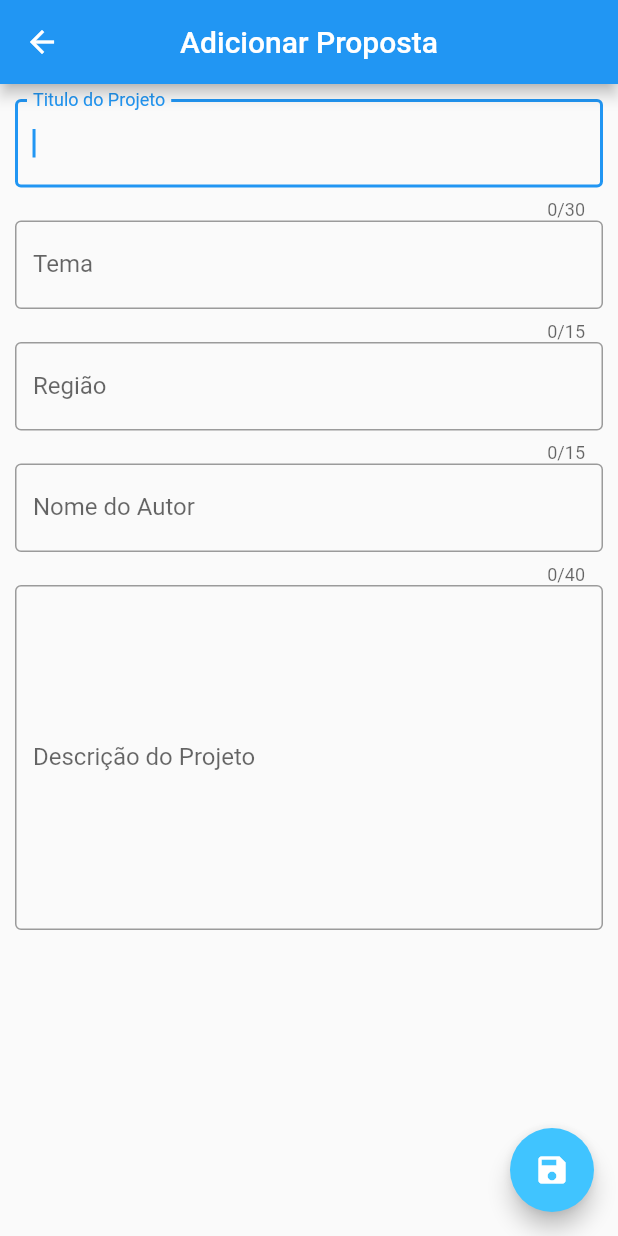
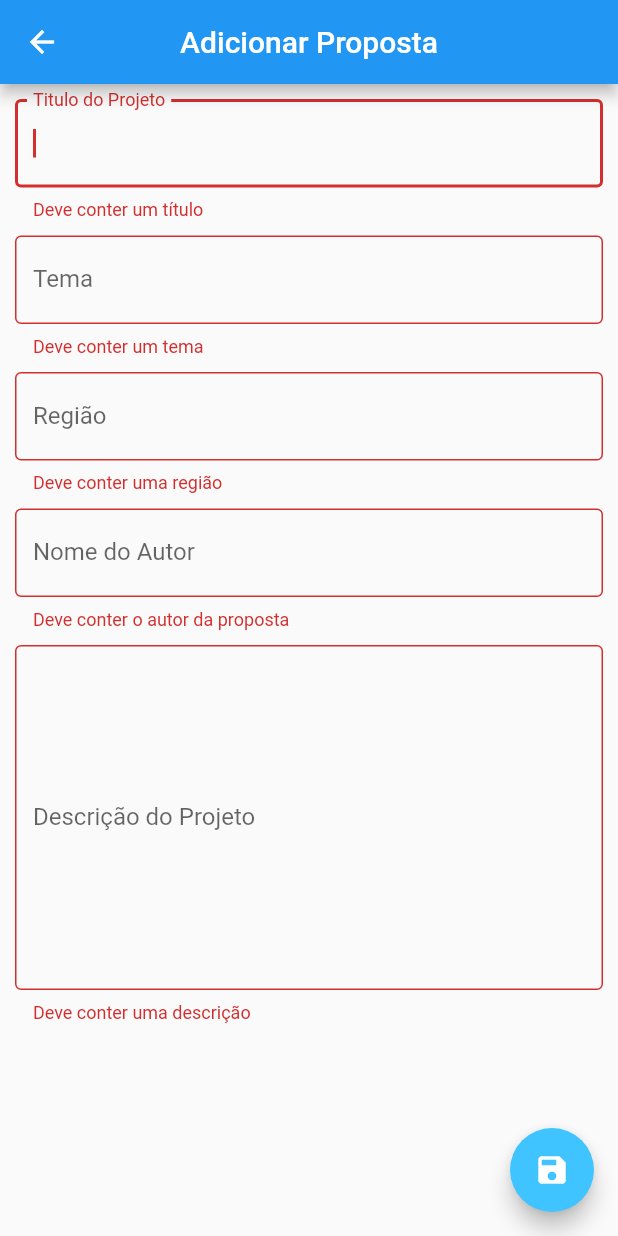
Before and after one commit to guimer00/E-Participe, a Flutter app: the AdicionarProposta screen opened directly, after a tap on the "save" icon, on a phone screen of 412 x 824 dp. Run offline on Flutter 3.47's test engine with Material 2 defaults, Android fonts, the phone set to English and light mode, and no system bars; our stand-ins replace cloud_firestore, date_format; accounts and stored records are empty.

Commit message:
Formulário informando erros e focando neles, contador de caracteres removidos.

```diff
--- a/lib/ui/adicionarProposta.dart
+++ b/lib/ui/adicionarProposta.dart
@@ -12,21 +12,9 @@ class AdicionarProposta extends StatefulWidget {
 }
 
 class _AdicionarPropostaState extends State<AdicionarProposta> {
-  bool _userEdited = false;
-
-  final _tituloController = TextEditingController();
-  final _temaController = TextEditingController();
-  final _regiaoController = TextEditingController();
-  final _autorController = TextEditingController();
-  final _descricaoController = TextEditingController();
-
-  final _tituloFocus = FocusNode();
-  final _temaFocus = FocusNode();
-  final _regiaoFocus = FocusNode();
-  final _autorFocus = FocusNode();
-  final _descricaoFocus = FocusNode();
 
   FirestoreService<Proposta> _propostaDB = new FirestoreService<Proposta>('propostas');
+  final GlobalKey<FormState> _formKey = new GlobalKey<FormState>();
 
   Proposta _editedProposta;
 
@@ -35,6 +23,8 @@ class _AdicionarPropostaState extends State<AdicionarProposta> {
     super.initState();
     _editedProposta = Proposta();
   }
+
+  final focus = FocusNode();
 
   @override
   Widget build(BuildContext context) {
@@ -47,26 +37,8 @@ class _AdicionarPropostaState extends State<AdicionarProposta> {
         ),
         floatingActionButton: FloatingActionButton(
           onPressed: () {
-            if (_editedProposta.titulo == null ||
-                _editedProposta.titulo.isEmpty) {
-              FocusScope.of(context).requestFocus(_tituloFocus);
-            } else {
-              if (_editedProposta.tema == null ||
-                  _editedProposta.tema.isEmpty) {
-                FocusScope.of(context).requestFocus(_temaFocus);
-              } else {
-                if (_editedProposta.regiao == null ||
-                    _editedProposta.regiao.isEmpty) {
-                  FocusScope.of(context).requestFocus(_regiaoFocus);
-                } else {
-                  if (_editedProposta.autor == null ||
-                      _editedProposta.autor.isEmpty) {
-                    FocusScope.of(context).requestFocus(_autorFocus);
-                  } else {
-                    if (_editedProposta.descricao == null ||
-                        _editedProposta.descricao.isEmpty) {
-                      FocusScope.of(context).requestFocus(_descricaoFocus);
-                    } else {
+            if (_formKey.currentState.validate()) {
+              _formKey.currentState.save();
               _editedProposta.vContra = 0;
               _editedProposta.vPositivo = 0;
               _editedProposta.dataCriacao =
@@ -79,10 +51,6 @@ class _AdicionarPropostaState extends State<AdicionarProposta> {
               }).catchError((e) {
                 print('error: $e');
               });
-                    };
-                  }
-                }
-              }
             }
           },
           child:  Icon(Icons.save),
@@ -90,76 +58,114 @@ class _AdicionarPropostaState extends State<AdicionarProposta> {
         ),
         body: SingleChildScrollView(
           padding: EdgeInsets.all(10.0),
-          child: Column(
+          child: new Form(
+            key: this._formKey,
+            child: new Column(
             children: <Widget>[
-              TextField(
+              TextFormField(
+                focusNode: focus,
                 autofocus: true,
                 maxLength: 30,
-                controller: _tituloController,
-                focusNode: _tituloFocus,
+                textCapitalization: TextCapitalization.sentences,
+                maxLines: null,
                 decoration: InputDecoration(
                     border: OutlineInputBorder(),
+                    counterText: "",
                     labelText: "Titulo do Projeto"
                 ),
-                onChanged: (text){
+                onSaved: (text){
                   _editedProposta.titulo = text;
-                  _userEdited = true;
+                },
+                validator: (text) {
+                  if (text.isEmpty) {
+                    FocusScope.of(context).requestFocus(focus);
+                    return 'Deve conter um título';
+                  }
                 },
               ),
-              TextField(
+              SizedBox(height: 10.0),
+              TextFormField(
                 maxLength: 15,
-                controller: _temaController,
-                focusNode: _temaFocus,
+                textCapitalization: TextCapitalization.sentences,
+                maxLines: null,
                 decoration: InputDecoration(
+                  counterText: "",
                   border: OutlineInputBorder(),
                   labelText: "Tema"
                 ),
-                onChanged: (text){
+                onSaved: (text){
                   _editedProposta.tema = text;
-                  _userEdited = true;
+                  },
+                validator: (text) {
+                  if (text.isEmpty) {
+                    FocusScope.of(context).requestFocus(focus);
+                    return 'Deve conter um tema';
+                  }
                 },
               ),
-              TextField(
+              SizedBox(height: 10.0),
+              TextFormField(
                 maxLength: 15,
-                controller: _regiaoController,
-                focusNode: _regiaoFocus,
+                textCapitalization: TextCapitalization.sentences,
+                maxLines: null,
                 decoration: InputDecoration(
+                    counterText: "",
                     border: OutlineInputBorder(),
                     labelText: "Região"
                 ),
-                onChanged: (text){
+                onSaved: (text){
                   _editedProposta.regiao = text;
-                  _userEdited = true;
+                },
+                validator: (text) {
+                  if (text.isEmpty) {
+                    FocusScope.of(context).requestFocus(focus);
+                    return 'Deve conter uma região';
+                  }
                 },
               ),
-              TextField(
+              SizedBox(height: 10.0),
+              TextFormField(
                 maxLength: 40,
-                controller: _autorController,
-                focusNode: _autorFocus,
+                textCapitalization: TextCapitalization.sentences,
+                maxLines: null,
                 decoration: InputDecoration(
+                    counterText: "",
                     border: OutlineInputBorder(),
                     labelText: "Nome do Autor"
                 ),
-                onChanged: (text){
+                onSaved: (text){
                   _editedProposta.autor = text;
-                  _userEdited = true;
+                },
+                validator: (text) {
+                  FocusScope.of(context).requestFocus(focus);
+                  if (text.isEmpty) {
+                    return 'Deve conter o autor da proposta';
+                  }
                 },
               ),
-              TextField(
+              SizedBox(height: 10.0),
+              TextFormField(
                 maxLines: 10,
-                controller: _descricaoController,
-                focusNode: _descricaoFocus,
+                textInputAction: TextInputAction.done,
+                textCapitalization: TextCapitalization.sentences,
                 decoration: InputDecoration(
+                    counterText: "",
                     border: OutlineInputBorder(),
                     labelText: "Descrição do Projeto",
                     hintText: "Descreva o seu projeto"
                 ),
-                onChanged: (text){
+                onSaved: (text){
                   _editedProposta.descricao = text;
-                  _userEdited = true;
+                },
+                validator: (text) {
+                  FocusScope.of(context).requestFocus(focus);
+                  if (text.isEmpty) {
+                    return 'Deve conter uma descrição';
+                  }
                 },
               ),
             ],
+          ),
         ),
       ),
     ),
@@ -167,7 +173,6 @@ class _AdicionarPropostaState extends State<AdicionarProposta> {
   }
 
   Future<bool> _requestPop(){
-    if(_userEdited){
       showDialog(context: context,
           builder: (context){
             return AlertDialog(
@@ -192,8 +197,5 @@ class _AdicionarPropostaState extends State<AdicionarProposta> {
           }
       );
       return Future.value(false);
-    } else {
-      return Future.value(true);
   }
 }
-}
```
Lines whose indentation alone changed are shown as unchanged.
